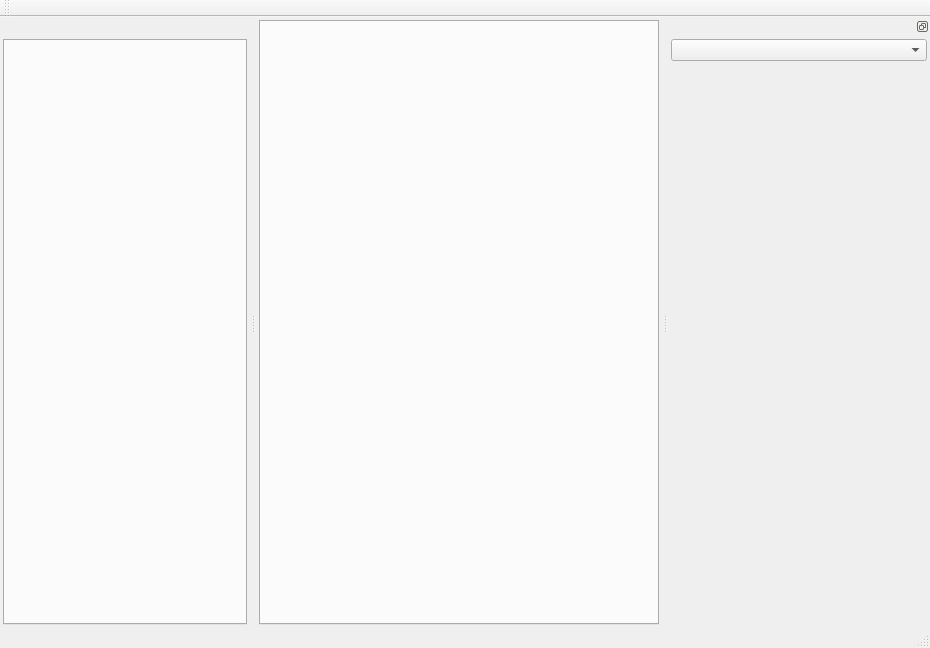
This is mainwindow.ui in LeZheng/Canary-Adb as Qt 5 draws it before an edit. The edited form follows.
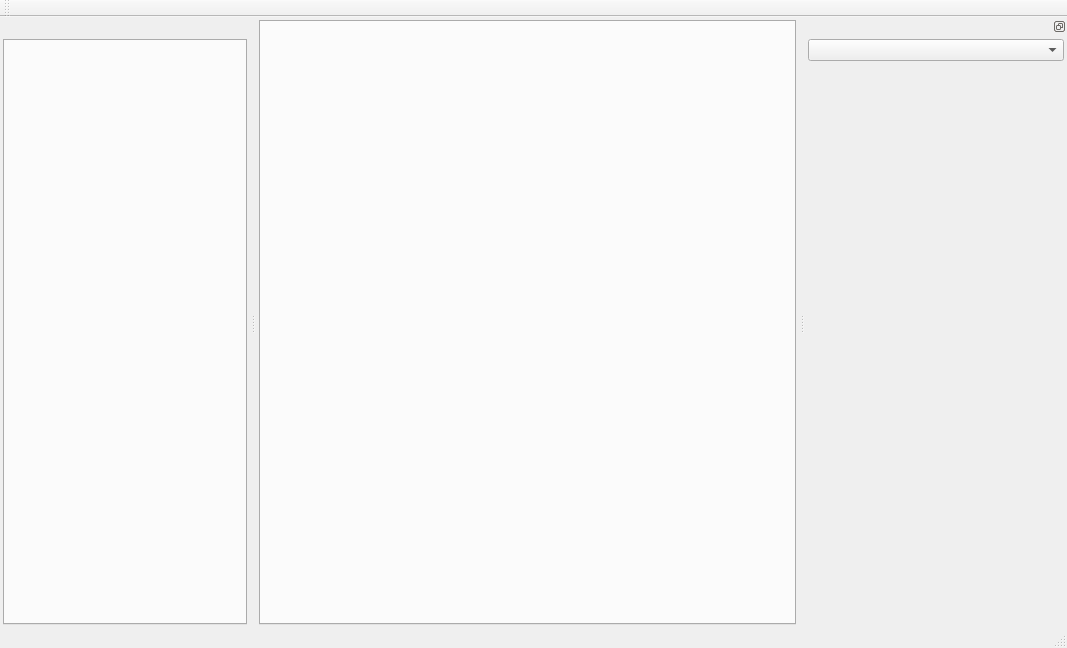
This is the edited form.

Diff of the .ui file:
```diff
--- a/mainwindow.ui
+++ b/mainwindow.ui
@@ -6,7 +6,7 @@
    <rect>
     <x>0</x>
     <y>0</y>
-    <width>920</width>
+    <width>1067</width>
     <height>648</height>
    </rect>
   </property>
@@ -34,7 +34,7 @@
      <widget class="QTabWidget" name="detailTabWidget">
       <property name="minimumSize">
        <size>
-        <width>400</width>
+        <width>460</width>
         <height>0</height>
        </size>
       </property>
```
Left out of the diff: 6 changed lines with no effect on the pictures.
